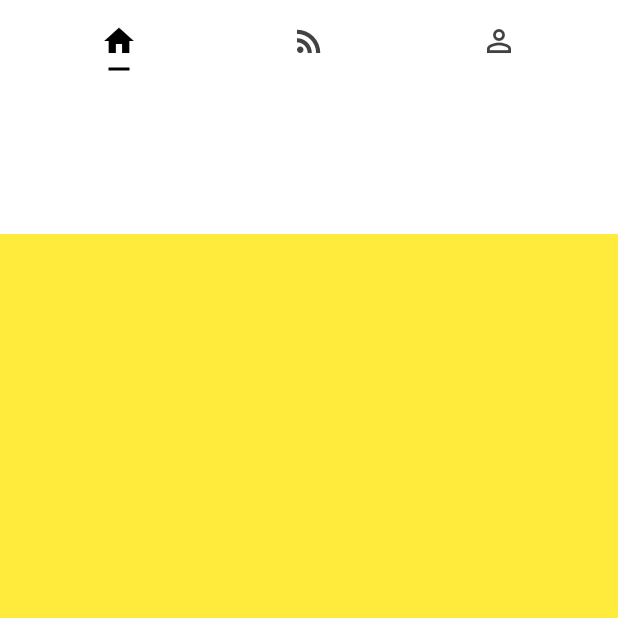
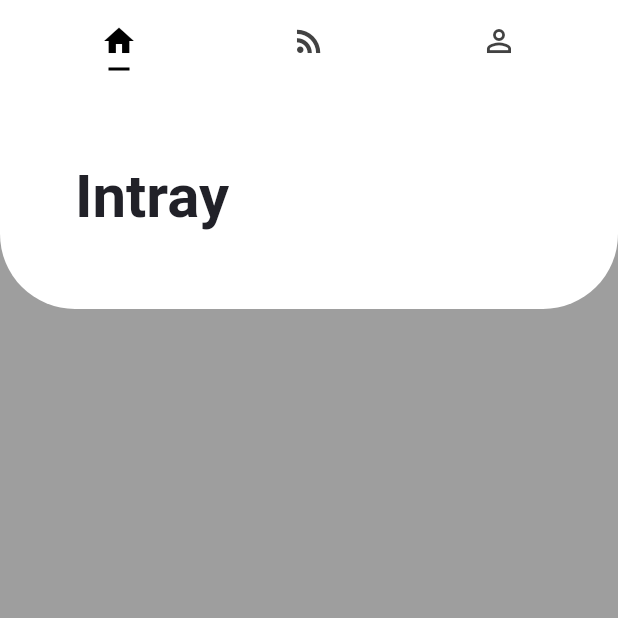
Before and after one commit to Lucxjo/Tasko-flutter, a Flutter app: the screen it shows after launch, on a phone screen of 412 x 824 dp, the top half of it. Run offline on Flutter 3.47's test engine with Material 2 defaults, Android fonts, the phone set to English and light mode, and no system bars; Roboto replaces fonts that are missing (Avenir).

Commit message:
Added Colour class for custom colours and TextStyles class for custom text styles. Both added classes have one const, the colour is a dark grey and the style is for the Intray title. The cutout now has a border radus at the bottom of a circular 50.

```diff
--- /dev/null
+++ b/lib/styles/colours.dart
@@ -0,0 +1,5 @@
+import 'package:flutter/material.dart';
+
+class Colour {
+  static const Color darkGreyColour = Color(0xFF212128);
+}
--- /dev/null
+++ b/lib/styles/text_styles.dart
@@ -0,0 +1,11 @@
+import 'package:flutter/material.dart';
+import 'package:tasko/styles/colours.dart';
+
+class TextStyles {
+  static const TextStyle intrayTitle = TextStyle(
+    fontFamily: 'Avenir',
+    fontWeight: FontWeight.bold,
+    color: Colour.darkGreyColour,
+    fontSize: 40.0,
+  );
+}
--- a/lib/views/home.dart
+++ b/lib/views/home.dart
@@ -1,4 +1,5 @@
 import 'package:flutter/material.dart';
+import 'package:tasko/styles/text_styles.dart';
 
 class HomeView extends StatefulWidget {
   @override
@@ -16,7 +17,7 @@ class _HomeViewState extends State<HomeView> {
               TabBarView(
                 children: [
                   new Container(
-                    color: Colors.yellow,
+                    color: Colors.grey,
                   ),
                   new Container(color: Colors.orange,),
                   new Container(
@@ -25,8 +26,25 @@ class _HomeViewState extends State<HomeView> {
                 ],
               ),
               Container(
-                height: 100,
-                color: Colors.white,
+                height: 150,
+                padding: EdgeInsets.only(left: 50.0),
+                decoration: BoxDecoration(
+                  borderRadius: BorderRadius.only(
+                    bottomLeft: Radius.circular(50),
+                    bottomRight: Radius.circular(50),
+                  ),
+                  color: Colors.white,
+                ),
+                child: Row(
+                  mainAxisAlignment: MainAxisAlignment.spaceBetween,
+                  children: [
+                    Text(
+                      'Intray',
+                      style: TextStyles.intrayTitle,
+                    ),
+                    Container()
+                  ],
+                )
               )
             ]
           ),
```
